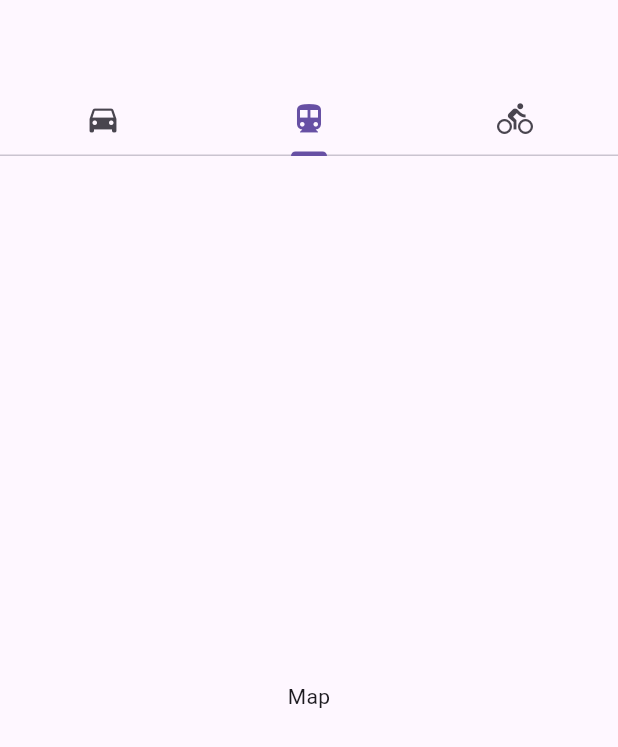
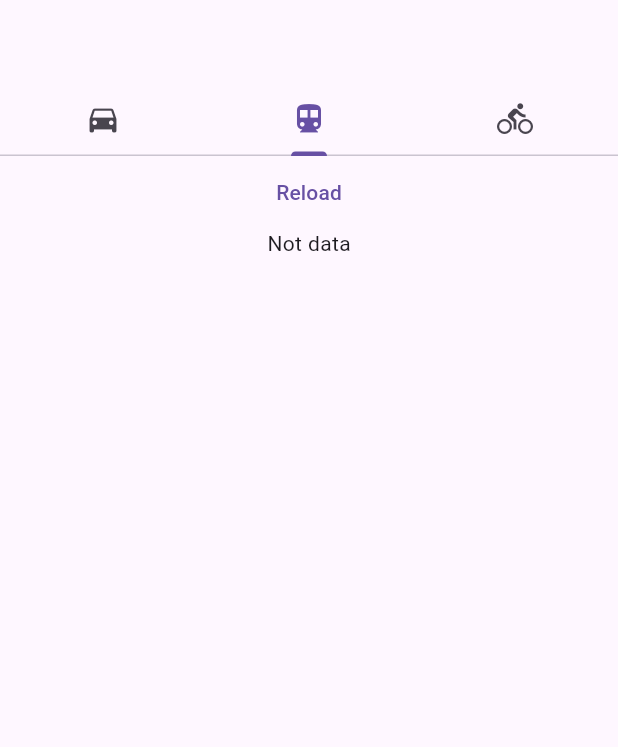
Before and after one commit to Rivalst/energise_test, a Flutter app: the screen it shows after launch, tab 2 chosen, on a phone screen of 412 x 824 dp. Shown: the top 747 px of the screen. Run offline on Flutter 3.47's test engine with Material 3 defaults, Android fonts, the phone set to English and light mode, and no system bars; our stand-ins replace bloc, flutter_bloc, freezed_annotation.

Commit message:
Implement logic for map screen

```diff
--- a/lib/main.dart
+++ b/lib/main.dart
@@ -2,8 +2,6 @@ import 'dart:async';
 
 import 'package:energise/src/core/util/logger.dart';
 import 'package:energise/src/features/app/app_runner.dart';
-
-
 
 void main() {
   logger.runLogging(
--- a/lib/src/core/util/dependecies.dart
+++ b/lib/src/core/util/dependecies.dart
@@ -1,11 +1,13 @@
+import 'package:energise/src/features/maps/data/ip_info_repository.dart';
+
 /// {@template dependencies}
 /// Dependencies container
 /// {@endtemplate}
 base class Dependencies {
+  final IpInfoRepository ipInfoRepository;
+
   /// {@macro dependencies}
-  const Dependencies();
-
-
+  const Dependencies({required this.ipInfoRepository});
 }
 
 /// {@template initialization_result}
--- a/lib/src/features/app/widgets/app.dart
+++ b/lib/src/features/app/widgets/app.dart
@@ -7,7 +7,7 @@ import '../../../core/util/dependecies.dart';
 
 class App extends StatelessWidget {
   final InitializationResult result;
-  const App({
+  App({
     required this.result,
     super.key,
   });
@@ -33,11 +33,13 @@ class App extends StatelessWidget {
               ],
             ),
           ),
-          body: const TabBarView(
+          body: TabBarView(
             children: [
-              TimerScreen(),
-              MapScreen(),
-              ContactScreen(),
+              const TimerScreen(),
+              MapScreen(
+                repository: result.dependencies.ipInfoRepository,
+              ),
+              const ContactScreen(),
             ],
           ),
         ),
--- /dev/null
+++ b/lib/src/features/maps/bloc/map_bloc.dart
@@ -0,0 +1,55 @@
+import 'package:energise/src/core/util/logger.dart';
+import 'package:energise/src/features/maps/data/ip_info_repository.dart';
+import 'package:energise/src/features/maps/data/model/model.dart';
+import 'package:freezed_annotation/freezed_annotation.dart';
+import 'package:bloc/bloc.dart';
+
+part 'map_bloc.freezed.dart';
+
+@freezed
+class MapEvent with _$MapEvent {
+  const MapEvent._();
+
+  const factory MapEvent.getIpInfo() = _IpInfoGetMapEvent;
+}
+
+@freezed
+class MapState with _$MapState {
+  const MapState._();
+
+  IpInfo? get ipInfo => when<IpInfo?>(
+        idle: (ipInfo) => ipInfo,
+        loading: () => null,
+      );
+
+  factory MapState.loading() = _$MapStateLoading;
+  factory MapState.idle({@Default(null) IpInfo? ipInfo}) = _$MapStateIdle;
+}
+
+class MapBloc extends Bloc<MapEvent, MapState> {
+  final IpInfoRepository _repository;
+  MapBloc({required IpInfoRepository repository})
+      : _repository = repository,
+        super(MapState.idle()) {
+    on<MapEvent>(
+      (event, emit) async {
+        await event.map(
+          getIpInfo: (event) => _getIpInfo(event, emit),
+        );
+      },
+    );
+  }
+
+  Future<void> _getIpInfo(
+    _IpInfoGetMapEvent event,
+    Emitter<MapState> emit,
+  ) async {
+    try {
+      emit(MapState.loading());
+      final ipInfo = await _repository.getIpInfo();
+      emit(MapState.idle(ipInfo: ipInfo));
+    } catch (e, s) {
+      logger.error('Error while get ip info', error: e, stackTrace: s);
+    }
+  }
+}
--- /dev/null
+++ b/lib/src/features/maps/data/model/model.dart
@@ -0,0 +1,26 @@
+import 'package:freezed_annotation/freezed_annotation.dart';
+
+part 'model.freezed.dart';
+part 'model.g.dart';
+
+@freezed
+class IpInfo with _$IpInfo {
+  const factory IpInfo({
+    required String status,
+    required String country,
+    required String countryCode,
+    required String region,
+    required String regionName,
+    required String city,
+    required String zip,
+    required double lat,
+    required double lon,
+    required String timezone,
+    required String isp,
+    required String org,
+    required String as,
+    required String query,
+  }) = _IpInfo;
+
+  factory IpInfo.fromJson(Map<String, Object?> json) => _$IpInfoFromJson(json);
+}
--- a/lib/src/features/maps/widgets/screen.dart
+++ b/lib/src/features/maps/widgets/screen.dart
@@ -1,17 +1,45 @@
-import 'package:flutter/widgets.dart';
+import 'package:energise/src/features/maps/bloc/map_bloc.dart';
+import 'package:energise/src/features/maps/data/ip_info_repository.dart';
+import 'package:flutter/material.dart';
+import 'package:flutter_bloc/flutter_bloc.dart';
 
 class MapScreen extends StatefulWidget {
-  const MapScreen({super.key});
+  final IpInfoRepository repository;
+  const MapScreen({
+    required this.repository,
+    super.key,
+  });
 
   @override
   State<MapScreen> createState() => _MapScreenState();
 }
 
-class _MapScreenState extends State<MapScreen> {
+class _MapScreenState extends State<MapScreen>
+    with AutomaticKeepAliveClientMixin {
   @override
   Widget build(BuildContext context) {
-    return const Center(
-      child: Text('Map'),
+    super.build(context);
+    return BlocProvider(
+      create: (context) => MapBloc(repository: widget.repository),
+      child: BlocBuilder<MapBloc, MapState>(
+        builder: (context, state) {
+          return Center(
+            child: Column(
+              children: [
+                TextButton(
+                  onPressed: () =>
+                      context.read<MapBloc>().add(const MapEvent.getIpInfo()),
+                  child: const Text('Reload'),
+                ),
+                Text(state.ipInfo?.city.toString() ?? 'Not data')
+              ],
+            ),
+          );
+        },
+      ),
     );
   }
+
+  @override
+  bool get wantKeepAlive => true;
 }
--- a/pubspec.yaml
+++ b/pubspec.yaml
@@ -12,8 +12,11 @@ dependencies:
     sdk: flutter
   flutter_bloc: ^8.1.5
   freezed_annotation: ^2.4.1
+  google_maps_flutter: ^2.2.8
+  http: ^1.2.0
   json_annotation: ^4.9.0
   logging: ^1.2.0
+  permission_handler: ^11.3.1
 
 dev_dependencies:
   flutter_test:
```
Also changed, not shown: lib/src/core/util/init.dart (+6 -2 lines), lib/src/features/maps/data/ip_info.dart (added, +10 -0 lines), lib/src/features/maps/data/ip_info_repository.dart (added, +21 -0 lines), lib/src/features/maps/data/remote/ip_info.dart (added, +24 -0 lines), lib/src/features/maps/bloc/map_bloc.freezed.dart (added), lib/src/features/maps/data/model/model.freezed.dart (added), lib/src/features/maps/data/model/model.g.dart (added), pubspec.lock.
